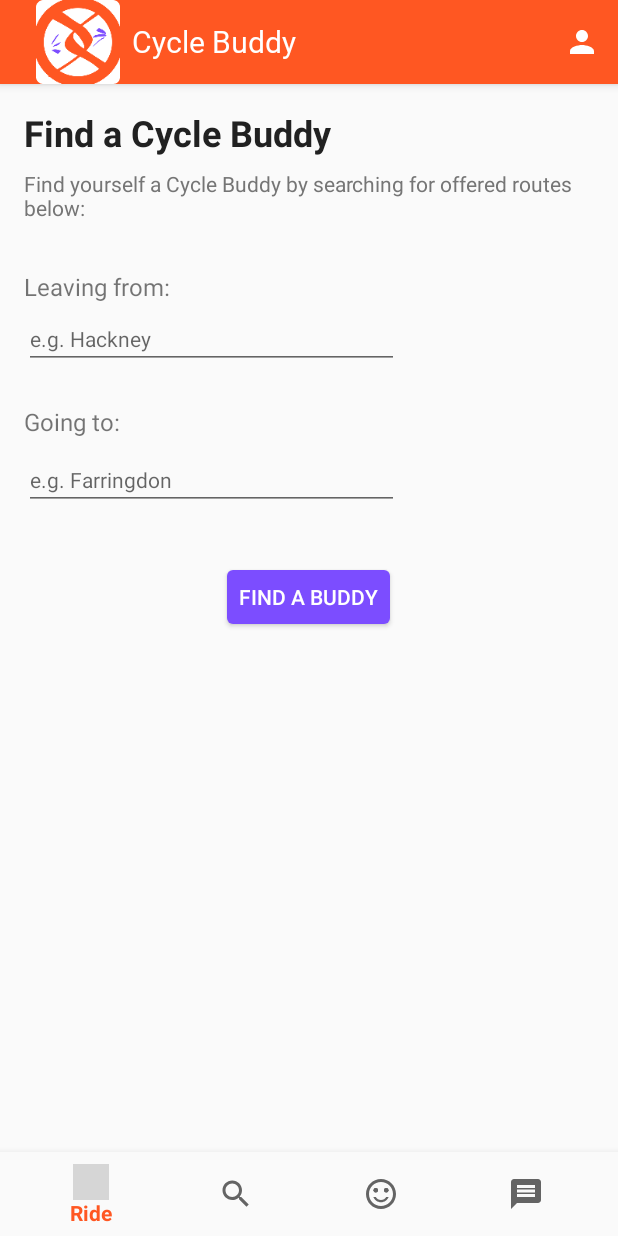
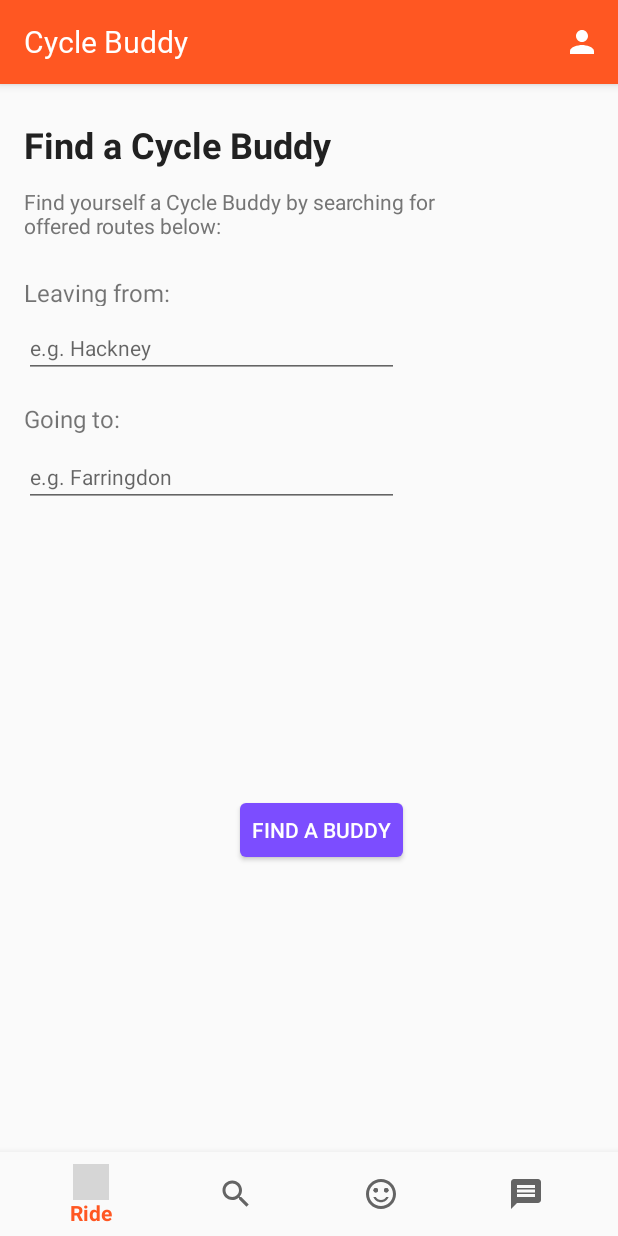
Before and after one commit to Izzy3145/CycleBuddy, an Android app: the fragment SearchFragment placed in its activity, on a phone screen of 412 x 824 dp. Run offline under Robolectric (Android 15) with nearby library versions, the light colour scheme and no system bars; our stand-ins replace AdMob, ButterKnife, Firebase (no records; nobody signed in at launch, a user with empty details on screens opened directly), Timber; libraries missing offline, so code that uses them is left out: com.firebase.ui; 3 statements that could not run were skipped; grey boxes are pictures that could not be loaded.

Commit message:
design: Search fragment UI changed to Constraint Layout Icon removed from action bar

```diff
--- a/app/src/main/java/com/riseapp/android/cyclebuddy/MainActivity.java
+++ b/app/src/main/java/com/riseapp/android/cyclebuddy/MainActivity.java
@@ -236,7 +236,7 @@ public class MainActivity extends AppCompatActivity implements RideFragment.OnNa
 
     private void setUpActionBar() {
         setSupportActionBar(mainToolbar);
-        getSupportActionBar().setIcon(R.mipmap.ic_cb_icon_tsp);
+//        getSupportActionBar().setIcon(R.mipmap.ic_cb_icon_tsp);
         //set action bar title with custom font
         Typeface titleFont = Typeface.createFromAsset(getAssets(), getResources().getString(R.string.roboto_regular));
         SpannableStringBuilder SS = new SpannableStringBuilder(getResources().getString(R.string.cycle_buddy));
--- a/app/src/main/java/com/riseapp/android/cyclebuddy/ui/MessageListFragment.java
+++ b/app/src/main/java/com/riseapp/android/cyclebuddy/ui/MessageListFragment.java
@@ -15,14 +15,8 @@ import android.widget.AdapterView;
 import android.widget.ImageView;
 import android.widget.ListView;
 import android.widget.TextView;
+
 import com.bumptech.glide.Glide;
-import com.riseapp.android.cyclebuddy.R;
-import com.riseapp.android.cyclebuddy.helpers.CircularImageTransform;
-import com.riseapp.android.cyclebuddy.helpers.Constants;
-import com.riseapp.android.cyclebuddy.helpers.TimeUtils;
-import com.riseapp.android.cyclebuddy.model.Message;
-import com.riseapp.android.cyclebuddy.model.MessageSummary;
-import com.riseapp.android.cyclebuddy.model.UserProfile;
 import com.firebase.ui.database.FirebaseListAdapter;
 import com.firebase.ui.storage.images.FirebaseImageLoader;
 import com.google.firebase.auth.FirebaseAuth;
@@ -34,6 +28,14 @@ import com.google.firebase.database.FirebaseDatabase;
 import com.google.firebase.database.ValueEventListener;
 import com.google.firebase.storage.FirebaseStorage;
 import com.google.firebase.storage.StorageReference;
+import com.riseapp.android.cyclebuddy.R;
+import com.riseapp.android.cyclebuddy.helpers.CircularImageTransform;
+import com.riseapp.android.cyclebuddy.helpers.Constants;
+import com.riseapp.android.cyclebuddy.helpers.TimeUtils;
+import com.riseapp.android.cyclebuddy.model.Message;
+import com.riseapp.android.cyclebuddy.model.MessageSummary;
+import com.riseapp.android.cyclebuddy.model.UserProfile;
+
 import butterknife.BindView;
 import butterknife.ButterKnife;
 
@@ -82,7 +84,7 @@ public class MessageListFragment extends Fragment {
         return view;
     }
 
-    private void initialiseMemberVariables(){
+    private void initialiseMemberVariables() {
         fm = getActivity().getFragmentManager();
         mFirebaseDatabase = FirebaseDatabase.getInstance();
         mFirebaseStorage = FirebaseStorage.getInstance();
@@ -97,9 +99,12 @@ public class MessageListFragment extends Fragment {
         mChatDbReference = mFirebaseDatabase.getReference().child(Constants.USERS_PATH).child(currentUser)
                 .child(Constants.CHATS_PATH);
 
+        int numberOfMessages;
+
         //set up the adapter to display list of message summary objects
         mMessageSummaryAdapter = new FirebaseListAdapter<MessageSummary>(getActivity(),
                 MessageSummary.class, R.layout.message_list_item, mChatDbReference) {
+
             @Override
             protected void populateView(View v, MessageSummary msgSummary, int position) {
                 final ImageView buddyImage = (ImageView) v.findViewById(R.id.small_image_view_messages);
@@ -123,7 +128,7 @@ public class MessageListFragment extends Fragment {
                     public void onDataChange(@NonNull DataSnapshot dataSnapshot) {
                         UserProfile userProfile = dataSnapshot.getValue(UserProfile.class);
 
-                            if (userProfile == null){
+                        if (userProfile == null) {
                             mListView.setVisibility(View.GONE);
                             mEmptyMessages.setVisibility(View.VISIBLE);
                         } else {
@@ -187,9 +192,23 @@ public class MessageListFragment extends Fragment {
                 });
             }
 
+
+            @Override
+            public int getCount() {
+                return super.getCount();
+            }
         };
 
+        //set empty text view if necessary
+        if (mMessageSummaryAdapter.getCount() == 0) {
+            mEmptyMessages.setVisibility(View.VISIBLE);
+            mListView.setVisibility(View.GONE);
+        } else {
+            mEmptyMessages.setVisibility(View.GONE);
+            mListView.setVisibility(View.VISIBLE);
             mListView.setAdapter(mMessageSummaryAdapter);
+        }
+
 
         //upon clicking item, send convo pushKey to conversation fragment
         mListView.setOnItemClickListener(new AdapterView.OnItemClickListener() {
--- a/app/src/main/res/layout/fragment_ride.xml
+++ b/app/src/main/res/layout/fragment_ride.xml
@@ -29,7 +29,7 @@
         android:layout_gravity="center_horizontal"
         android:layout_marginEnd="8dp"
         android:layout_marginStart="8dp"
-        android:layout_marginTop="8dp"
+        android:layout_marginTop="24dp"
         android:background="@color/dark_grey"
         android:text="@string/cycle_buddy_blurb"
         android:textColor="@color/primary_text"
--- a/app/src/main/res/layout/fragment_search.xml
+++ b/app/src/main/res/layout/fragment_search.xml
@@ -2,104 +2,131 @@
 
 <ScrollView xmlns:android="http://schemas.android.com/apk/res/android"
     xmlns:tools="http://schemas.android.com/tools"
+    xmlns:app="http://schemas.android.com/apk/res-auto"
     android:layout_width="fill_parent"
     android:layout_height="fill_parent"
     android:fillViewport="true">
 
-<LinearLayout
+<android.support.constraint.ConstraintLayout
     android:layout_width="match_parent"
     android:layout_height="wrap_content"
     android:focusable="true"
     android:focusableInTouchMode="true"
-    android:orientation="vertical"
     android:nextFocusUp="@id/search_from_edit_text"
     android:nextFocusDown="@id/search_from_edit_text"
     tools:context=".ui.SearchFragment">
+
+
+    <android.support.constraint.Guideline
+        android:id="@+id/left_guideline"
+        android:layout_width="wrap_content"
+        android:layout_height="wrap_content"
+        android:orientation="vertical"
+        app:layout_constraintGuide_begin="16dp" />
 
     <TextView
         android:id="@+id/find_a_buddy"
         android:layout_width="wrap_content"
         android:layout_height="wrap_content"
-        android:layout_marginBottom="@dimen/small_border"
-        android:layout_marginEnd="@dimen/large_border"
-        android:layout_marginStart="@dimen/large_border"
-        android:layout_marginTop="@dimen/large_border"
+        android:layout_marginEnd="8dp"
+        android:layout_marginTop="24dp"
+        android:fontFamily="sans-serif"
         android:text="@string/find_a_buddy"
+        android:textColor="@color/primary_text"
         android:textSize="@dimen/title_text"
         android:textStyle="bold"
-        android:textColor="@color/primary_text"
-        android:fontFamily="sans-serif"/>
+        app:layout_constraintEnd_toEndOf="parent"
+        app:layout_constraintHorizontal_bias="0.0"
+        app:layout_constraintStart_toStartOf="@+id/left_guideline"
+        app:layout_constraintTop_toTopOf="parent" />
 
     <TextView
-        android:layout_width="wrap_content"
+        android:id="@+id/textView"
+        android:layout_width="315dp"
         android:layout_height="wrap_content"
-        android:layout_marginEnd="@dimen/medium_border"
-        android:layout_marginStart="@dimen/large_border"
-        android:layout_marginTop="@dimen/small_border"
-        android:layout_marginBottom="@dimen/large_border"
+        android:layout_marginEnd="8dp"
+        android:layout_marginTop="12dp"
         android:text="@string/search_blurb"
+        android:textColor="@color/secondary_text"
         android:textSize="@dimen/small_text"
-        android:textColor="@color/secondary_text"/>
+        app:layout_constraintEnd_toEndOf="parent"
+        app:layout_constraintHorizontal_bias="0.0"
+        app:layout_constraintStart_toStartOf="@+id/left_guideline"
+        app:layout_constraintTop_toBottomOf="@+id/find_a_buddy" />
 
     <TextView
         android:id="@+id/search_from_tv"
         android:layout_width="wrap_content"
-        android:layout_height="wrap_content"
+        android:layout_height="20dp"
         android:layout_marginEnd="8dp"
-        android:layout_marginStart="@dimen/large_border"
-        android:layout_marginTop="@dimen/large_border"
+        android:layout_marginTop="24dp"
         android:text="@string/offer_from"
-        android:textSize="@dimen/large_text" />
+        android:textSize="@dimen/large_text"
+        app:layout_constraintEnd_toEndOf="parent"
+        app:layout_constraintHorizontal_bias="0.0"
+        app:layout_constraintStart_toStartOf="@+id/left_guideline"
+        app:layout_constraintTop_toBottomOf="@+id/textView" />
 
     <AutoCompleteTextView
         android:id="@+id/search_from_edit_text"
         android:layout_width="wrap_content"
         android:layout_height="wrap_content"
+        android:layout_marginEnd="8dp"
+        android:layout_marginTop="8dp"
+        android:hint="@string/example_from"
         android:minWidth="250dp"
-        android:hint="@string/example_from"
-        android:layout_marginBottom="@dimen/medium_border"
-        android:layout_marginEnd="@dimen/medium_border"
-        android:layout_marginStart="@dimen/large_border"
-        android:layout_marginTop="@dimen/small_border"
         android:nextFocusDown="@id/search_to_edit_text"
-        android:textSize="@dimen/small_text"/>
+        android:textSize="@dimen/small_text"
+        app:layout_constraintEnd_toEndOf="parent"
+        app:layout_constraintHorizontal_bias="0.0"
+        app:layout_constraintStart_toStartOf="@+id/left_guideline"
+        app:layout_constraintTop_toBottomOf="@+id/search_from_tv" />
 
     <TextView
         android:id="@+id/search_to_tv"
         android:layout_width="wrap_content"
         android:layout_height="wrap_content"
-        android:layout_marginBottom="@dimen/small_border"
-        android:layout_marginEnd="@dimen/medium_border"
-        android:layout_marginStart="@dimen/large_border"
-        android:layout_marginTop="@dimen/large_border"
+        android:layout_marginEnd="8dp"
+        android:layout_marginTop="16dp"
         android:text="@string/offer_to"
-        android:textSize="@dimen/large_text" />
+        android:textSize="@dimen/large_text"
+        app:layout_constraintEnd_toEndOf="parent"
+        app:layout_constraintHorizontal_bias="0.0"
+        app:layout_constraintStart_toStartOf="@+id/left_guideline"
+        app:layout_constraintTop_toBottomOf="@+id/search_from_edit_text" />
 
     <AutoCompleteTextView
         android:id="@+id/search_to_edit_text"
-        android:layout_width="wrap_content"
+        android:layout_width="250dp"
+        android:layout_height="wrap_content"
+        android:layout_marginEnd="8dp"
+        android:layout_marginTop="8dp"
+        android:hint="@string/example_to"
         android:minWidth="250dp"
-        android:layout_height="wrap_content"
-        android:hint="@string/example_to"
-        android:layout_marginBottom="8dp"
-        android:layout_marginEnd="8dp"
-        android:layout_marginStart="@dimen/large_border"
-        android:layout_marginTop="@dimen/small_border"
         android:nextFocusDown="@id/sf_search_button"
-        android:textSize="@dimen/small_text" />
+        android:textSize="@dimen/small_text"
+        app:layout_constraintEnd_toEndOf="parent"
+        app:layout_constraintHorizontal_bias="0.0"
+        app:layout_constraintStart_toStartOf="@+id/left_guideline"
+        app:layout_constraintTop_toBottomOf="@+id/search_to_tv" />
 
     <Button
         android:id="@+id/sf_search_button"
+        style="@style/buttonStyle"
         android:layout_width="wrap_content"
-        android:layout_marginEnd="@dimen/medium_border"
-        android:layout_marginStart="@dimen/medium_border"
-        android:layout_marginTop="@dimen/very_large_border"
         android:layout_height="@dimen/button_height"
+        android:layout_marginBottom="32dp"
+        android:layout_marginEnd="8dp"
+        android:layout_marginStart="8dp"
+        android:layout_marginTop="32dp"
+        android:background="@drawable/normal_button"
         android:text="@string/find_button"
         android:textColor="@color/white"
-        style="@style/buttonStyle"
-        android:background="@drawable/normal_button"/>
+        app:layout_constraintBottom_toBottomOf="parent"
+        app:layout_constraintEnd_toEndOf="parent"
+        app:layout_constraintStart_toStartOf="@+id/left_guideline"
+        app:layout_constraintTop_toBottomOf="@+id/search_to_edit_text" />
 
-</LinearLayout>
+</android.support.constraint.ConstraintLayout>
 
 </ScrollView>
```
Lines whose indentation alone changed are shown as unchanged.
